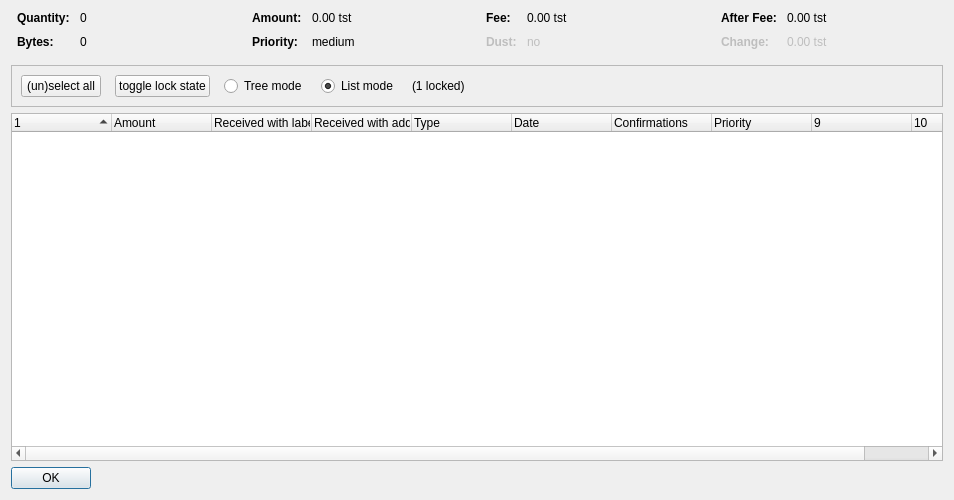
This is src/qt/forms/coincontroldialog.ui in ygtars/TestCoin as Qt 5 draws it before an edit. The edited form follows.
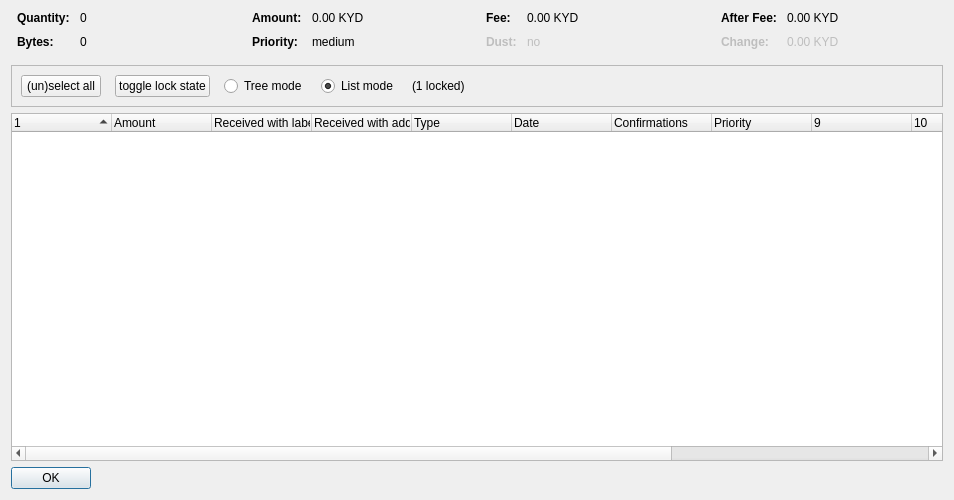
This is the edited form. Custom widgets are drawn as their Qt base class.

Patch:
```diff
--- a/src/qt/forms/coincontroldialog.ui
+++ b/src/qt/forms/coincontroldialog.ui
@@ -132,7 +132,7 @@
           <enum>Qt::ActionsContextMenu</enum>
          </property>
          <property name="text">
-          <string notr="true">0.00 tst</string>
+          <string notr="true">0.00 KYD</string>
          </property>
          <property name="textInteractionFlags">
           <set>Qt::LinksAccessibleByMouse|Qt::TextSelectableByKeyboard|Qt::TextSelectableByMouse</set>
@@ -206,7 +206,7 @@
           <enum>Qt::ActionsContextMenu</enum>
          </property>
          <property name="text">
-          <string notr="true">0.00 tst</string>
+          <string notr="true">0.00 KYD</string>
          </property>
          <property name="textInteractionFlags">
           <set>Qt::LinksAccessibleByMouse|Qt::TextSelectableByKeyboard|Qt::TextSelectableByMouse</set>
@@ -286,7 +286,7 @@
           <enum>Qt::ActionsContextMenu</enum>
          </property>
          <property name="text">
-          <string notr="true">0.00 tst</string>
+          <string notr="true">0.00 KYD</string>
          </property>
          <property name="textInteractionFlags">
           <set>Qt::LinksAccessibleByMouse|Qt::TextSelectableByKeyboard|Qt::TextSelectableByMouse</set>
@@ -321,7 +321,7 @@
           <enum>Qt::ActionsContextMenu</enum>
          </property>
          <property name="text">
-          <string notr="true">0.00 tst</string>
+          <string notr="true">0.00 KYD</string>
          </property>
          <property name="textInteractionFlags">
           <set>Qt::LinksAccessibleByMouse|Qt::TextSelectableByKeyboard|Qt::TextSelectableByMouse</set>
@@ -447,7 +447,7 @@
       <bool>false</bool>
      </property>
      <property name="columnCount">
-      <number>10</number>
+      <number>13</number>
      </property>
      <attribute name="headerShowSortIndicator" stdset="0">
       <bool>true</bool>
@@ -508,6 +508,21 @@
        <string/>
       </property>
      </column>
+     <column>
+      <property name="text">
+       <string/>
+      </property>
+     </column>
+     <column>
+      <property name="text">
+       <string/>
+      </property>
+     </column>
+     <column>
+      <property name="text">
+       <string/>
+      </property>
+     </column>
     </widget>
    </item>
    <item>
```
Left out of the diff: 4 changed lines with no effect on the pictures.
